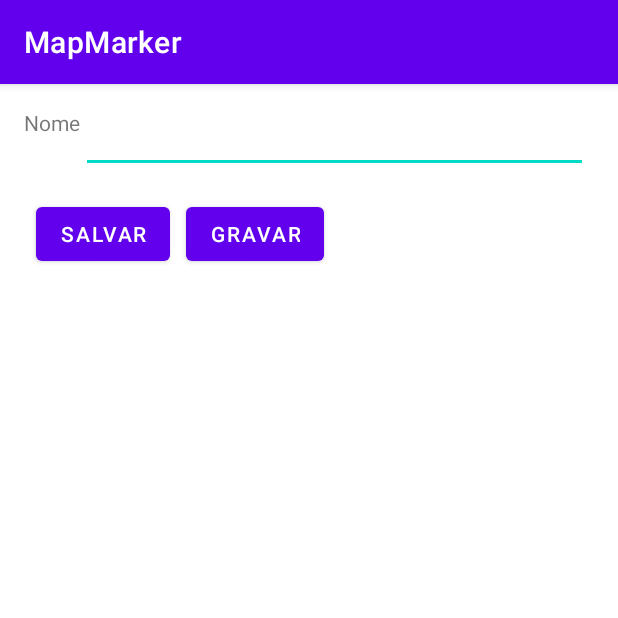
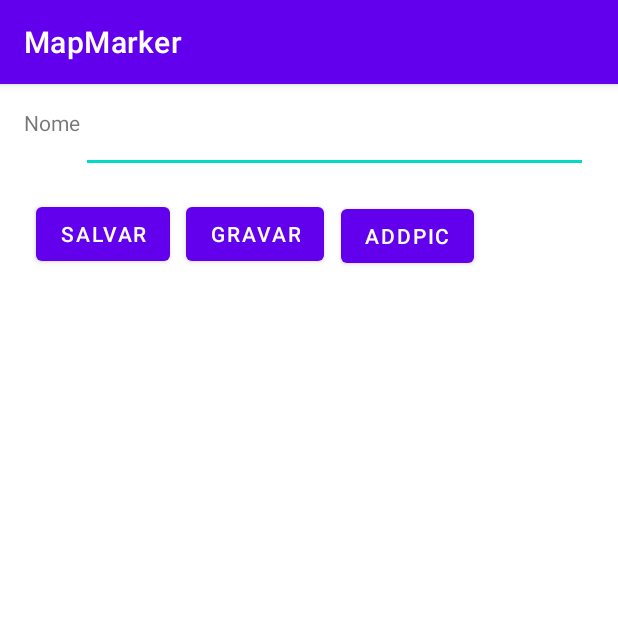
Before and after one commit to julio507/MapMarker, an Android app: the RouteActivity screen opened directly, with no data from a screen before it, on a phone screen of 412 x 824 dp, the top half of it. Run offline under Robolectric (Android 15) with nearby library versions, the phone set to English and light mode, and no system bars.

Commit message:
Parte da foto.

```diff
--- a/app/src/main/res/layout/activity_route.xml
+++ b/app/src/main/res/layout/activity_route.xml
@@ -47,4 +47,14 @@
         app:layout_constraintStart_toStartOf="parent"
         app:layout_constraintTop_toTopOf="parent" />
 
+    <Button
+        android:id="@+id/picButtorn"
+        android:layout_width="wrap_content"
+        android:layout_height="wrap_content"
+        android:layout_marginStart="227dp"
+        android:layout_marginTop="77dp"
+        android:text="AddPic"
+        app:layout_constraintStart_toStartOf="parent"
+        app:layout_constraintTop_toTopOf="parent" />
+
 </androidx.constraintlayout.widget.ConstraintLayout>
```
Also changed, not shown: app/src/main/AndroidManifest.xml (+6 -1 lines), app/src/main/java/com/example/mapmarker/RouteActivity.java (+37 -0 lines).
